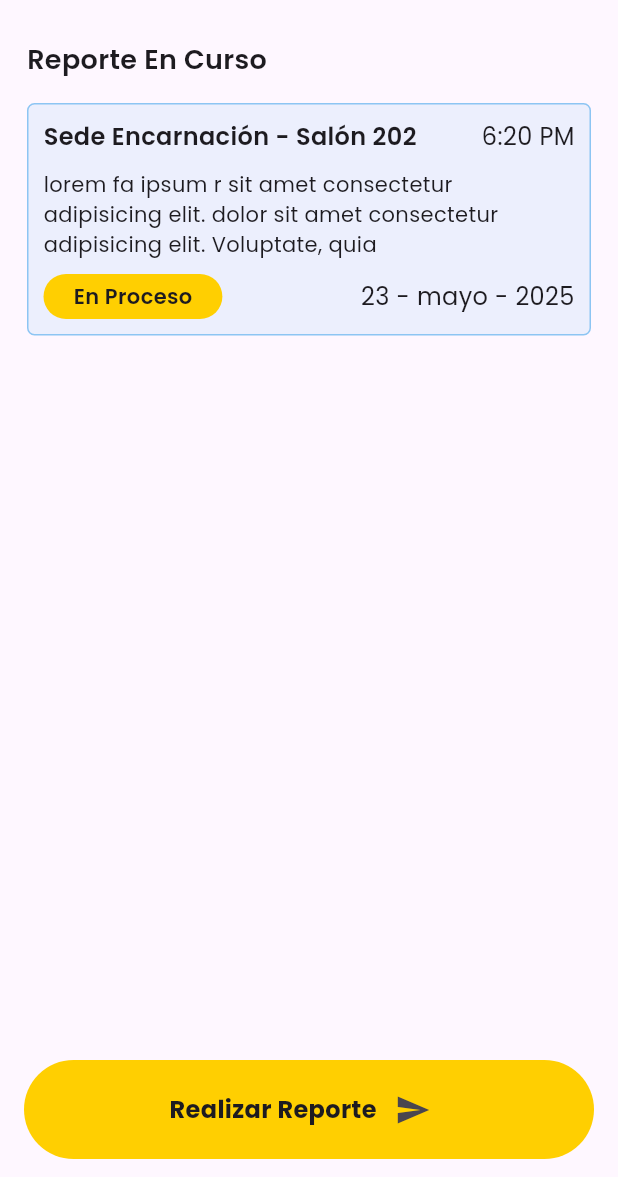
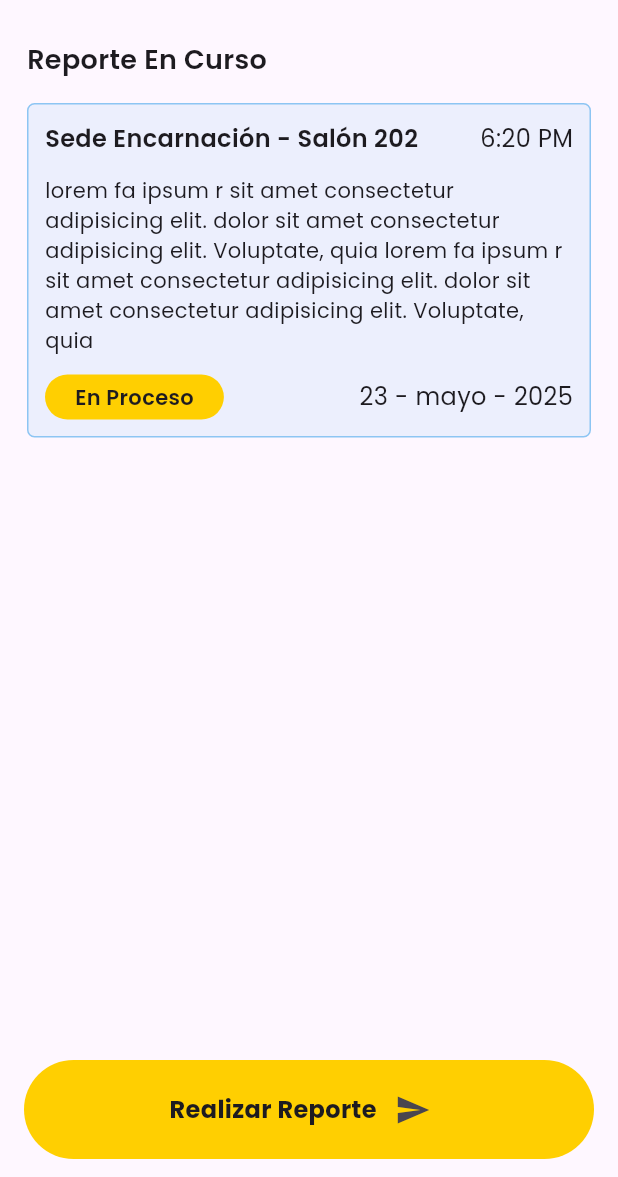
Before and after one commit to igrisdev/reportes_unimayor, a Flutter app: the screen it shows after launch, on a phone screen of 412 x 824 dp, the part 59-1236 px from its top. Run offline on Flutter 3.47's test engine with Material 3 defaults, Android fonts, the phone set to English and light mode, and no system bars; our stand-ins replace google_fonts.

Commit message:
Update padding and text content in MainUserScreen for better layout consistency

```diff
--- a/lib/screens/users/main_user_screen.dart
+++ b/lib/screens/users/main_user_screen.dart
@@ -41,7 +41,7 @@ class MainUserScreen extends StatelessWidget {
                     ),
                   ),
                   child: Padding(
-                    padding: const EdgeInsets.all(10),
+                    padding: const EdgeInsets.all(11),
                     child: Column(
                       children: [
                         Row(
@@ -60,12 +60,12 @@ class MainUserScreen extends StatelessWidget {
                             ),
                           ],
                         ),
-                        SizedBox(height: 10),
+                        SizedBox(height: 13),
                         Text(
-                          "lorem fa ipsum r sit amet consectetur adipisicing elit. dolor sit amet consectetur adipisicing elit. Voluptate, quia",
+                          "lorem fa ipsum r sit amet consectetur adipisicing elit. dolor sit amet consectetur adipisicing elit. Voluptate, quia lorem fa ipsum r sit amet consectetur adipisicing elit. dolor sit amet consectetur adipisicing elit. Voluptate, quia",
                           style: GoogleFonts.poppins(fontSize: 14),
                         ),
-                        SizedBox(height: 10),
+                        SizedBox(height: 13),
                         Row(
                           children: [
                             Container(
```
